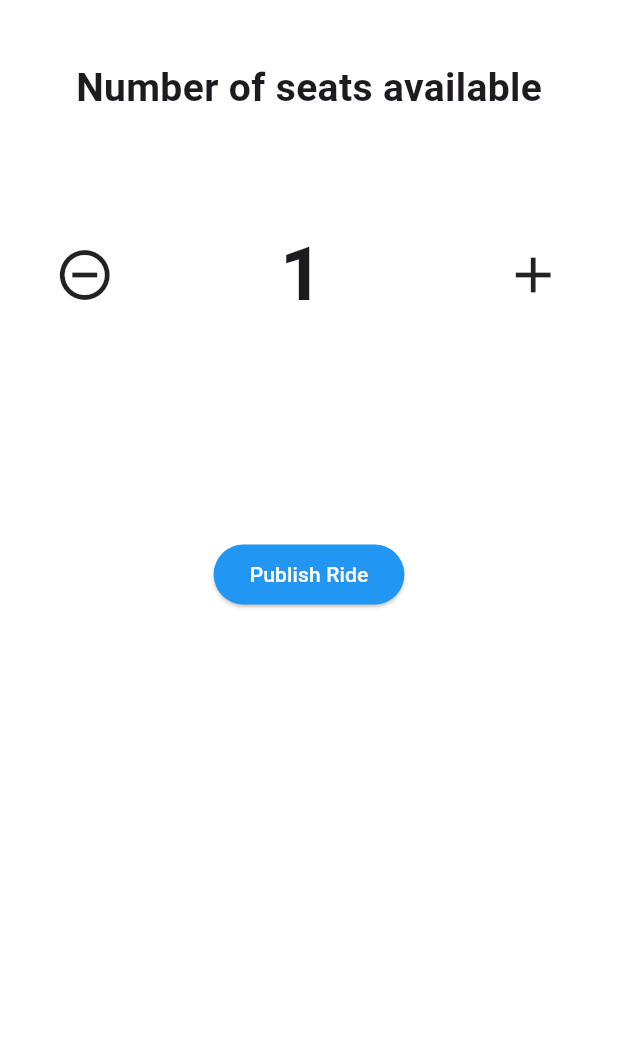
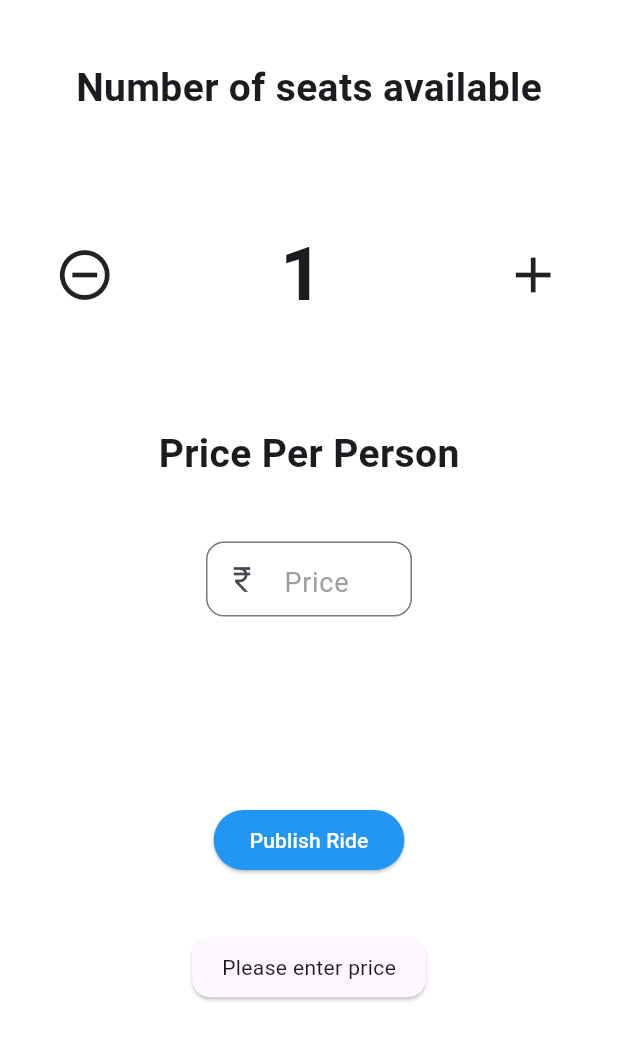
Before and after one commit to yadavaman588/flutter-projects, a Flutter app: the PublishRide screen opened directly, after a tap on "Publish Ride", on a phone screen of 412 x 824 dp. Shown: the top 1040 px of the screen. Run offline on Flutter 3.47's test engine with Material 3 defaults, Android fonts, the phone set to English and light mode, and no system bars; our stand-ins replace geocoding, geolocator, get, velocity_x.

Commit message:
publish screen success completed

```diff
--- a/analysis_options.yaml
+++ b/analysis_options.yaml
@@ -7,6 +7,9 @@
 
 # The following line activates a set of recommended lints for Flutter apps,
 # packages, and plugins designed to encourage good coding practices.
+analyzer:
+  errors:
+    file_names: ignore
 include: package:flutter_lints/flutter.yaml
 
 linter:
--- a/lib/controllers/publishride_controller.dart
+++ b/lib/controllers/publishride_controller.dart
@@ -1,7 +1,9 @@
+import 'package:flutter/material.dart';
 import 'package:get/get.dart';
 
 class PublishrideController extends GetxController {
   var numberOfSeats = 1.obs;
+  var price = TextEditingController();
 
   // Reactive variable
   @override
--- a/lib/views/home_screen/home.dart
+++ b/lib/views/home_screen/home.dart
@@ -4,7 +4,7 @@ import 'package:destiny/views/home_screen/home_screen.dart';
 import 'package:destiny/views/inbox_screen.dart';
 import 'package:destiny/views/myrides_screen.dart';
 import 'package:destiny/views/profile_screen.dart';
-import 'package:destiny/views/publish_screen.dart';
+import 'package:destiny/views/publish_ride/publish_screen.dart';
 import 'package:flutter/material.dart';
 import 'package:get/get.dart';
 
--- a/lib/views/publish_ride.dart
+++ /dev/null
@@ -1,100 +0,0 @@
-import 'package:destiny/controllers/publishride_controller.dart';
-import 'package:destiny/views/home_screen/home_screen.dart';
-import 'package:flutter/material.dart';
-import 'package:get/get.dart';
-import 'package:velocity_x/velocity_x.dart';
-
-class PublishRide extends StatefulWidget {
-  const PublishRide({super.key});
-
-  @override
-  State<PublishRide> createState() => _PublishRideState();
-}
-
-class _PublishRideState extends State<PublishRide> {
-  final publishrideController = Get.put(PublishrideController());
-  @override
-  Widget build(BuildContext context) {
-    return Scaffold(
-      backgroundColor: Colors.white,
-      body: SizedBox(
-        width: context.screenWidth,
-        child: Obx(
-          () => Column(
-            children: [
-              Padding(
-                padding: const EdgeInsets.fromLTRB(8, 40, 8, 40),
-                child: Row(
-                  mainAxisAlignment: MainAxisAlignment.center,
-                  crossAxisAlignment: CrossAxisAlignment.start,
-                  children: [
-                    "Number of seats available"
-                        .text
-                        .size(26)
-                        .fontWeight(FontWeight.bold)
-                        .make(),
-                  ],
-                ),
-              ),
-              Padding(
-                padding: const EdgeInsets.fromLTRB(12, 30, 12, 15),
-                child: Row(
-                  mainAxisAlignment: MainAxisAlignment.center,
-                  children: [
-                    // Decrease seats button
-                    const Icon(
-                      Icons.remove_circle_outline,
-                      size: 40,
-                    ).onTap(() {
-                      if (publishrideController.numberOfSeats > 1) {
-                        publishrideController.numberOfSeats.value--;
-                      }
-                    }),
-                    // Display number of seats
-                    Padding(
-                      padding: const EdgeInsets.only(left: 110),
-                      child: publishrideController.numberOfSeats
-                          .toString()
-                          .text
-                          .size(50)
-                          .fontWeight(FontWeight.bold)
-                          .make(),
-                    ),
-                    const SizedBox(
-                      width: 20,
-                    ),
-                    // Increase seats button
-                    const Padding(
-                      padding: EdgeInsets.only(left: 100),
-                      child: Icon(
-                        Icons.add,
-                        size: 40,
-                      ),
-                    ).onTap(() {
-                      if (publishrideController.numberOfSeats < 4) {
-                        publishrideController.numberOfSeats.value++;
-                      }
-                    }),
-                  ],
-                ),
-              ),
-              const SizedBox(
-                height: 125,
-              ),
-              ElevatedButton(
-                onPressed: () {},
-                style: const ButtonStyle(
-                  backgroundColor: WidgetStatePropertyAll(Colors.blue),
-                ),
-                child: const Text(
-                  "Publish Ride",
-                  style: TextStyle(color: Colors.white),
-                ),
-              )
-            ],
-          ),
-        ),
-      ),
-    );
-  }
-}
--- /dev/null
+++ b/lib/views/publish_ride/components/price_input_formatter.dart
@@ -0,0 +1,26 @@
+import 'package:flutter/services.dart';
+import 'package:intl/intl.dart';
+
+class PriceInputFormatter extends TextInputFormatter {
+  final NumberFormat _formatter = NumberFormat("#,##0.##", "en_US");
+
+  @override
+  TextEditingValue formatEditUpdate(
+      TextEditingValue oldValue, TextEditingValue newValue) {
+    if (newValue.text.isEmpty) return newValue;
+
+    // Remove commas to parse correctly
+    String cleanedText = newValue.text.replaceAll(',', '');
+
+    double? parsedValue = double.tryParse(cleanedText);
+    if (parsedValue == null) return oldValue; // Keep old value if invalid
+
+    // Format with commas (e.g., 1000 → 1,000)
+    String newText = _formatter.format(parsedValue);
+
+    return TextEditingValue(
+      text: newText,
+      selection: TextSelection.collapsed(offset: newText.length),
+    );
+  }
+}
--- /dev/null
+++ b/lib/views/publish_ride/publish_ride.dart
@@ -0,0 +1,193 @@
+import 'package:destiny/controllers/data_controller.dart';
+import 'package:destiny/controllers/publishride_controller.dart';
+import 'package:destiny/views/home_screen/home_screen.dart';
+import 'package:destiny/views/publish_ride/components/price_input_formatter.dart';
+import 'package:destiny/views/rideConfirmed_splash.dart';
+import 'package:flutter/material.dart';
+import 'package:flutter/services.dart';
+import 'package:get/get.dart';
+import 'package:intl/intl.dart';
+import 'package:velocity_x/velocity_x.dart';
+
+class PublishRide extends StatefulWidget {
+  const PublishRide({super.key});
+
+  @override
+  State<PublishRide> createState() => _PublishRideState();
+}
+
+class _PublishRideState extends State<PublishRide> {
+  final NumberFormat _formatter = NumberFormat("#,##0.##", "en_US");
+  TextEditingValue formatEditUpdate(
+      TextEditingValue oldValue, TextEditingValue newValue) {
+    if (newValue.text.isEmpty) return newValue;
+
+    // Remove commas to parse correctly
+    String cleanedText = newValue.text.replaceAll(',', '');
+
+    double? parsedValue = double.tryParse(cleanedText);
+    if (parsedValue == null) return oldValue; // Keep old value if invalid
+
+    // Format with commas (e.g., 1000 → 1,000)
+    String newText = _formatter.format(parsedValue);
+
+    return TextEditingValue(
+      text: newText,
+      selection: TextSelection.collapsed(offset: newText.length),
+    );
+  }
+
+  final publishrideController = Get.put(PublishrideController());
+  var dataController = Get.put(DataController());
+  @override
+  Widget build(BuildContext context) {
+    return Scaffold(
+      resizeToAvoidBottomInset: false,
+      backgroundColor: Colors.white,
+      body: SizedBox(
+        width: context.screenWidth,
+        child: Obx(
+          () => Column(
+            children: [
+              Padding(
+                padding: const EdgeInsets.fromLTRB(8, 40, 8, 40),
+                child: Row(
+                  mainAxisAlignment: MainAxisAlignment.center,
+                  crossAxisAlignment: CrossAxisAlignment.start,
+                  children: [
+                    "Number of seats available"
+                        .text
+                        .size(26)
+                        .fontWeight(FontWeight.bold)
+                        .make(),
+                  ],
+                ),
+              ),
+              Padding(
+                padding: const EdgeInsets.fromLTRB(12, 30, 12, 15),
+                child: Row(
+                  mainAxisAlignment: MainAxisAlignment.center,
+                  children: [
+                    // Decrease seats button
+                    const Icon(
+                      Icons.remove_circle_outline,
+                      size: 40,
+                    ).onTap(() {
+                      if (publishrideController.numberOfSeats > 1) {
+                        publishrideController.numberOfSeats.value--;
+                      }
+                    }),
+                    // Display number of seats
+                    Padding(
+                      padding: const EdgeInsets.only(left: 110),
+                      child: publishrideController.numberOfSeats
+                          .toString()
+                          .text
+                          .size(50)
+                          .fontWeight(FontWeight.bold)
+                          .make(),
+                    ),
+                    const SizedBox(
+                      width: 20,
+                    ),
+                    // Increase seats button
+                    const Padding(
+                      padding: EdgeInsets.only(left: 100),
+                      child: Icon(
+                        Icons.add,
+                        size: 40,
+                      ),
+                    ).onTap(() {
+                      if (publishrideController.numberOfSeats < 4) {
+                        publishrideController.numberOfSeats.value++;
+                      }
+                    }),
+                  ],
+                ),
+              ),
+              const SizedBox(
+                height: 50,
+              ),
+              Row(
+                mainAxisAlignment: MainAxisAlignment.center,
+                crossAxisAlignment: CrossAxisAlignment.start,
+                children: [
+                  "Price Per Person"
+                      .text
+                      .size(26)
+                      .fontWeight(FontWeight.bold)
+                      .make(),
+                ],
+              ),
+              const SizedBox(
+                height: 40,
+              ),
+              TextFormField(
+                controller: publishrideController.price,
+                keyboardType:
+                    const TextInputType.numberWithOptions(decimal: true),
+                textAlignVertical:
+                    TextAlignVertical.center, // Align text vertically
+                textAlign:
+                    TextAlign.left, // Align text horizontally (left by default)
+                style:
+                    const TextStyle(fontSize: 20), // Match text size with icon
+                inputFormatters: [
+                  FilteringTextInputFormatter.allow(RegExp(
+                      r'^\d*\.?\d{0,2}$')), // Allows only numbers and up to 2 decimal places
+                  PriceInputFormatter(), // Auto-format numbers with commas
+                ],
+
+                decoration: const InputDecoration(
+                  prefixIcon:
+                      Icon(Icons.currency_rupee, size: 22), // Adjust icon size
+                  isDense: true, // Reduce extra padding
+                  hintStyle: TextStyle(
+                      fontSize: 18, color: Colors.grey), // Match hint text size
+                  hintText: "Price",
+                  border: OutlineInputBorder(
+                    borderSide: BorderSide(color: Colors.blue),
+                    borderRadius: BorderRadius.all(Radius.circular(12)),
+                  ),
+                  contentPadding: EdgeInsets.symmetric(
+                      vertical: 12, horizontal: 10), // Proper padding
+                ),
+              ).box.size(context.screenWidth / 3, 50).make(),
+              const SizedBox(
+                height: 125,
+              ),
+              ElevatedButton(
+                onPressed: () {
+                  dataController.addData('seats_available',
+                      publishrideController.numberOfSeats.value);
+                  if (publishrideController.price.text.isNotEmpty) {
+                    dataController.addData(
+                        'price', publishrideController.price.text);
+                    print(dataController.sharedMap['price']);
+                  }
+                  print(dataController.sharedMap['pickup']);
+                  print(dataController.sharedMap['depart_time']);
+                  print(dataController.sharedMap['depart_date']);
+                  print(dataController.sharedMap['seats_available']);
+
+                  if (publishrideController.price.text.isNotEmpty) {
+                    Get.to(RideconfirmedSplash());
+                  } else {
+                    VxToast.show(context, msg: "Please enter price");
+                  }
+                },
+                style: const ButtonStyle(
+                  backgroundColor: WidgetStatePropertyAll(Colors.blue),
+                ),
+                child: const Text(
+                  "Publish Ride",
+                  style: TextStyle(color: Colors.white),
+                ),
+              )
+            ],
+          ),
+        ),
+      ),
+    );
+  }
+}
--- a/lib/views/splash_screen.dart
+++ b/lib/views/splash_screen.dart
@@ -28,7 +28,7 @@ class _SplashScreenState extends State<SplashScreen> {
   @override
   Widget build(BuildContext context) {
     return Scaffold(
-      backgroundColor: Color(0xFF95A5A6),
+      backgroundColor: const Color(0xFF95A5A6),
       body: Center(
         child: Column(
           mainAxisAlignment: MainAxisAlignment.center,
```
Also changed, not shown: lib/components/location_service.dart (+35 -3 lines), lib/views/home_screen/destination_location.dart (+10 -7 lines), lib/views/myrides_screen.dart (+61 -8 lines), lib/views/publish_ride/publish_final.dart (renamed from lib/views/publish_screen.dart, +67 -16 lines), lib/views/publish_ride/publish_screen.dart (renamed from lib/views/publish_final.dart, +27 -62 lines), lib/views/rideconfirmed_splash.dart (added, +65 -0 lines), lib/views/search_card.dart (+6 -6 lines).
